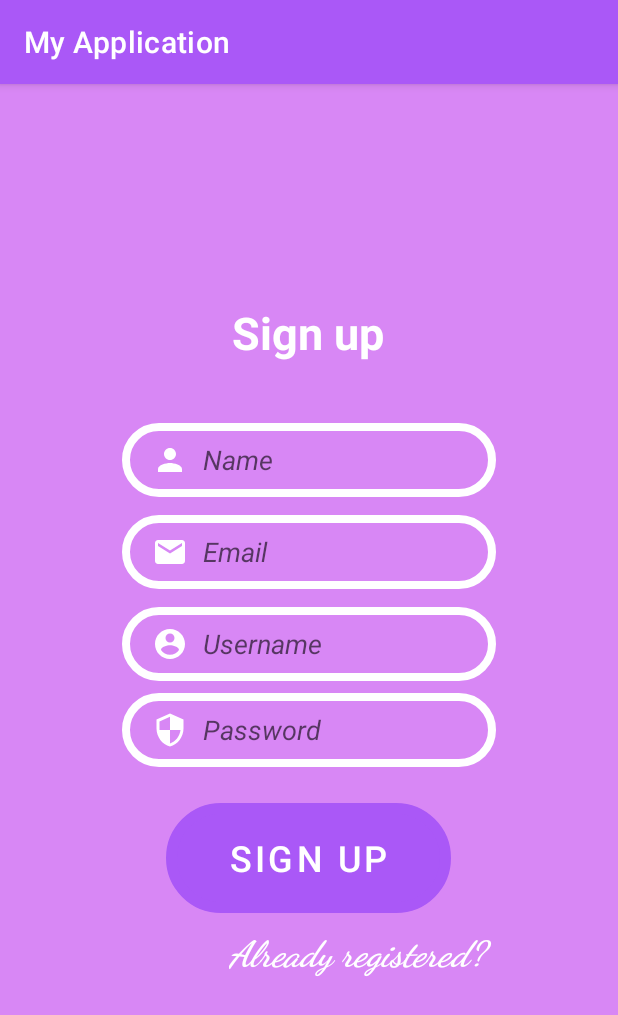
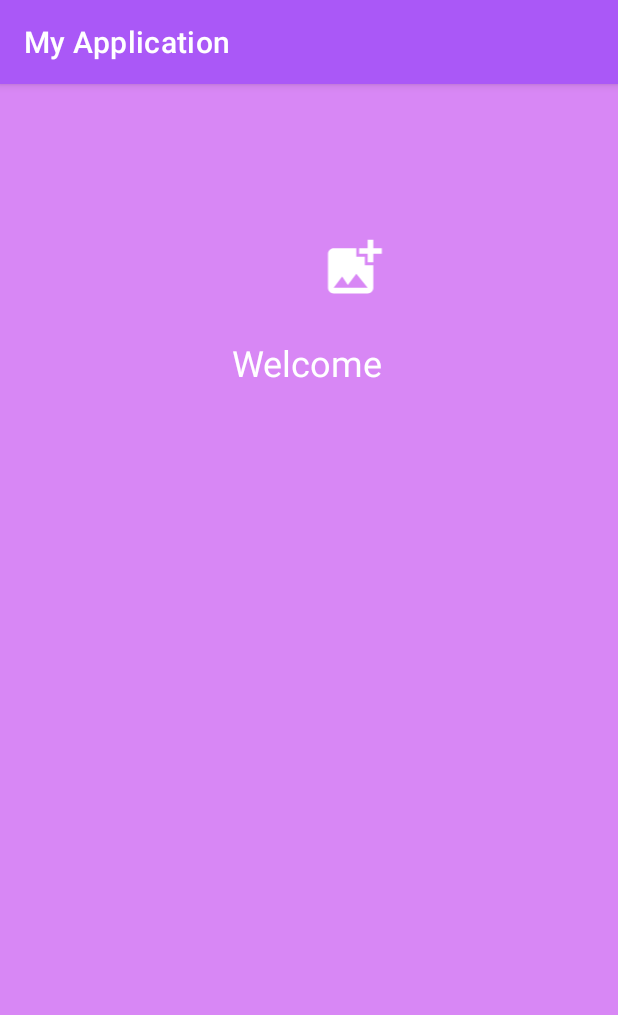
Before and after one commit to Haruberi/MyApp, an Android app: the SignUpActivity screen opened directly, with no data from a screen before it, after a tap on "SIGN UP", on a phone screen of 412 x 824 dp. Shown: the top 1015 px of the screen. Run offline under Robolectric (Android 15) with nearby library versions, the phone set to English and light mode, and no system bars; Roboto replaces fonts that are not available here; 1 statement that could not run was skipped.

Commit message:
Deleting trim();

```diff
--- a/app/src/main/java/com/example/myapplication/SignUpActivity.java
+++ b/app/src/main/java/com/example/myapplication/SignUpActivity.java
@@ -39,16 +39,20 @@ public class SignUpActivity extends AppCompatActivity {
     }
     //Logic to call insertData of LanguageDB class
     public void signUp(View v){
-        String name=name1.getText().toString().trim();
-        String email=email1.getText().toString().trim();
-        String username=username1.getText().toString().trim();
-        String password=password1.getText().toString().trim();
+        String name=name1.getText().toString();
+        String email=email1.getText().toString();
+        String username=username1.getText().toString();
+        String password=password1.getText().toString();
         boolean result=SignUpActivity.languageDB.insertData(name, email, username, password);
 
-        if(result){
-            Toast.makeText(SignUpActivity.this,username+" member registered!",Toast.LENGTH_LONG).show();
-            Intent i=new Intent(SignUpActivity.this,HomeActivity.class);
+        if (result) {
+            Toast.makeText(SignUpActivity.this,"Welcome " + username + ", you are now registered!",Toast.LENGTH_LONG).show();
             //finish
+            name1.setText("");
+            email1.setText("");
+            username1.setText("");
+            password1.setText("");
+            startActivity(new Intent(SignUpActivity.this, HomeActivity.class));
         }
         else {
             AlertDialog.Builder ad=new AlertDialog.Builder(this);
```
